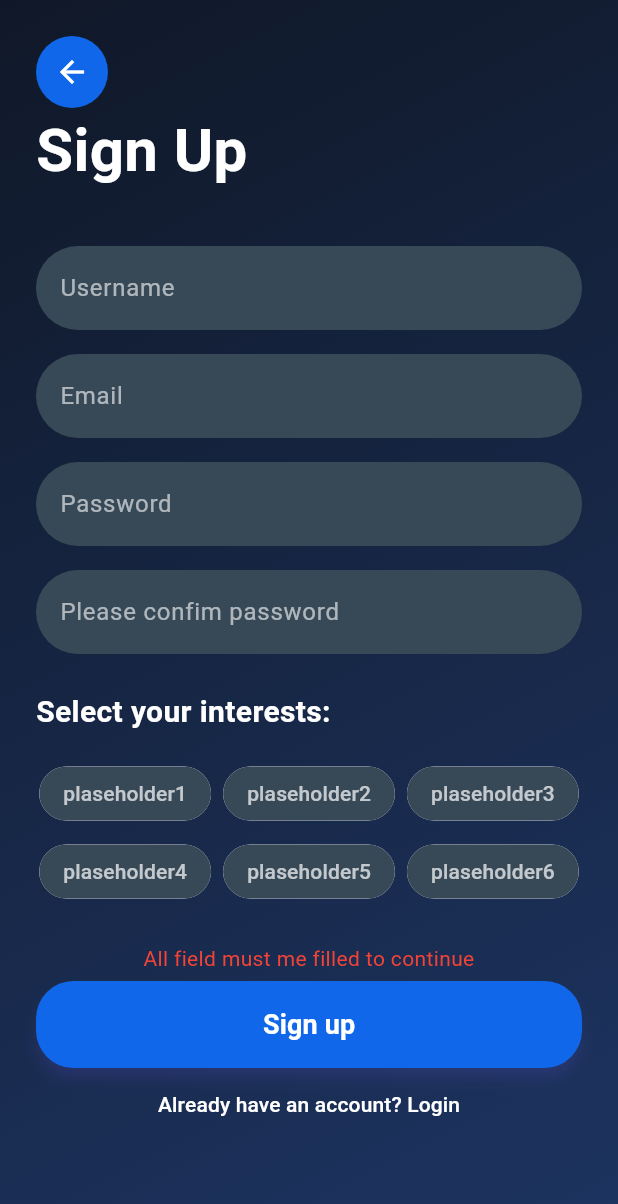
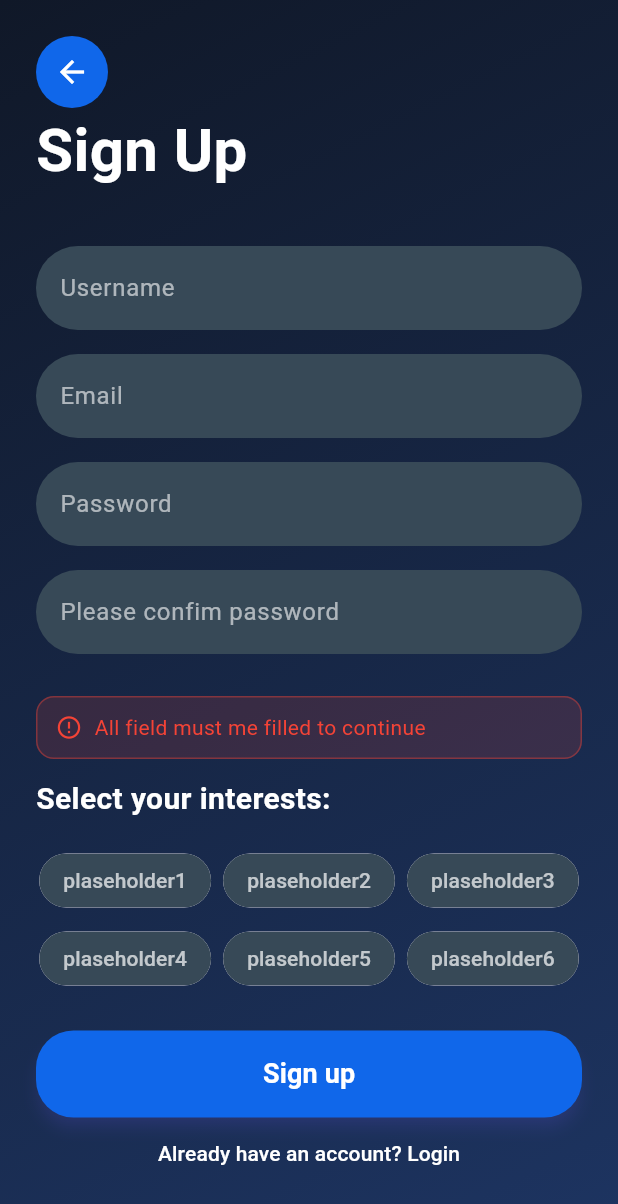
Before and after one commit to ManiTheG/SideQuest, a Flutter app: the SignupScreen screen opened directly, after a tap on "Sign up", on a phone screen of 412 x 824 dp. Shown: the top 1204 px of the screen. Run offline on Flutter 3.47's test engine with Material 3 defaults, Android fonts, the phone set to English and light mode, and no system bars; our stand-ins replace cloud_firestore, firebase_auth, firebase_core; accounts and stored records are empty; statements that could not run were skipped.

Commit message:
Redizajnirana error poruka.

```diff
--- a/lib/signup_screen.dart
+++ b/lib/signup_screen.dart
@@ -227,7 +227,34 @@ class _SignupScreenState extends State<SignupScreen>{
                   ),
                 obscureText: true,
               ),
-              const SizedBox(height: 24),
+              const SizedBox(height: 12),
+
+              AnimatedSize(
+                duration: Duration(milliseconds: 300),
+                curve: Curves.easeInOut,
+                child: _errorMessage != null
+                  ? Container(
+                      margin: EdgeInsets.only(top: 16),
+                      padding: EdgeInsets.symmetric(horizontal: 12, vertical: 10),
+                      decoration: BoxDecoration(
+                        color: Colors.red.withValues(alpha: 0.15),  // light red background
+                        borderRadius: BorderRadius.circular(12),
+                        border: Border.all(color: Colors.red.withValues(alpha: 0.4)), // subtle red border
+                      ),
+                      child: Row(
+                        children: [
+                          Icon(Icons.error_outline, color: Colors.red, size: 18),
+                          SizedBox(width: 8),
+                          Expanded(
+                            child: Text(_errorMessage!, style: const TextStyle(color: Colors.red)),
+                          ),
+                        ],
+                      ),
+                    )
+                  : SizedBox.shrink(),
+              ),
+
+              const SizedBox(height: 12),
 
               //lista hobbija
               const Text('Select your interests:',
@@ -258,16 +285,6 @@ class _SignupScreenState extends State<SignupScreen>{
                 }).toList(),
               ),
               const SizedBox(height:24),
-
-
-              if (_errorMessage != null)...[
-                Text(
-                  _errorMessage!,
-                  style: const TextStyle(color: Colors.red),
-                  textAlign: TextAlign.center,
-                ),
-                const SizedBox(height: 5),
-              ],
 
               _isLoading? const Center (child: CircularProgressIndicator())
               : ElevatedButton(
```
Also changed, not shown: lib/login_screen.dart (+24 -8 lines).
